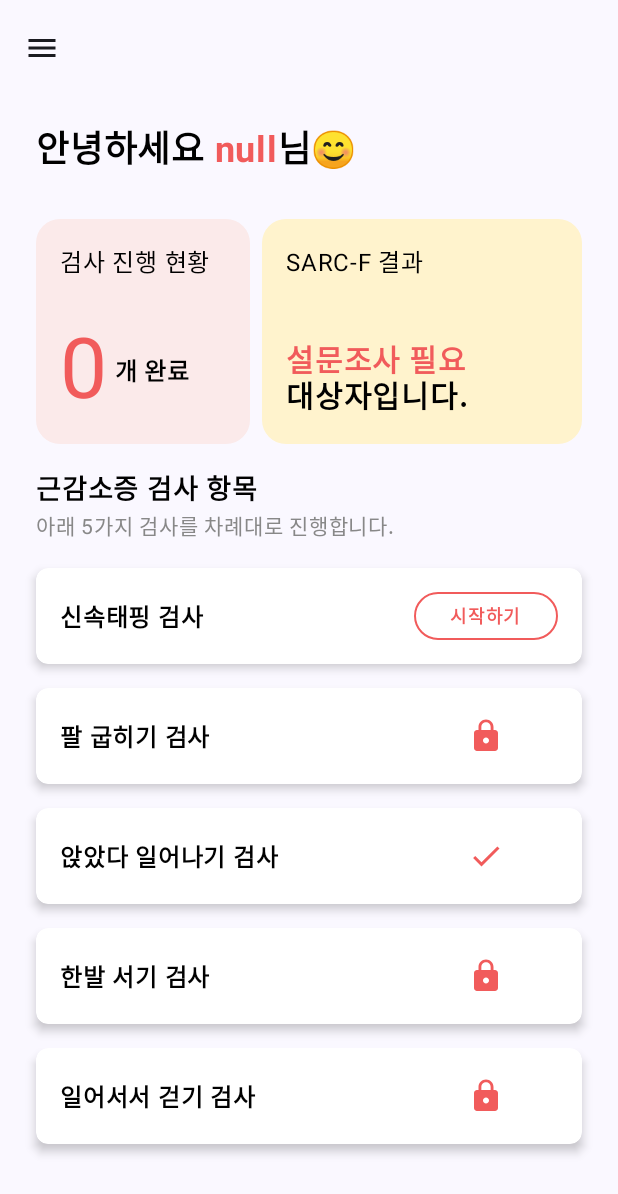
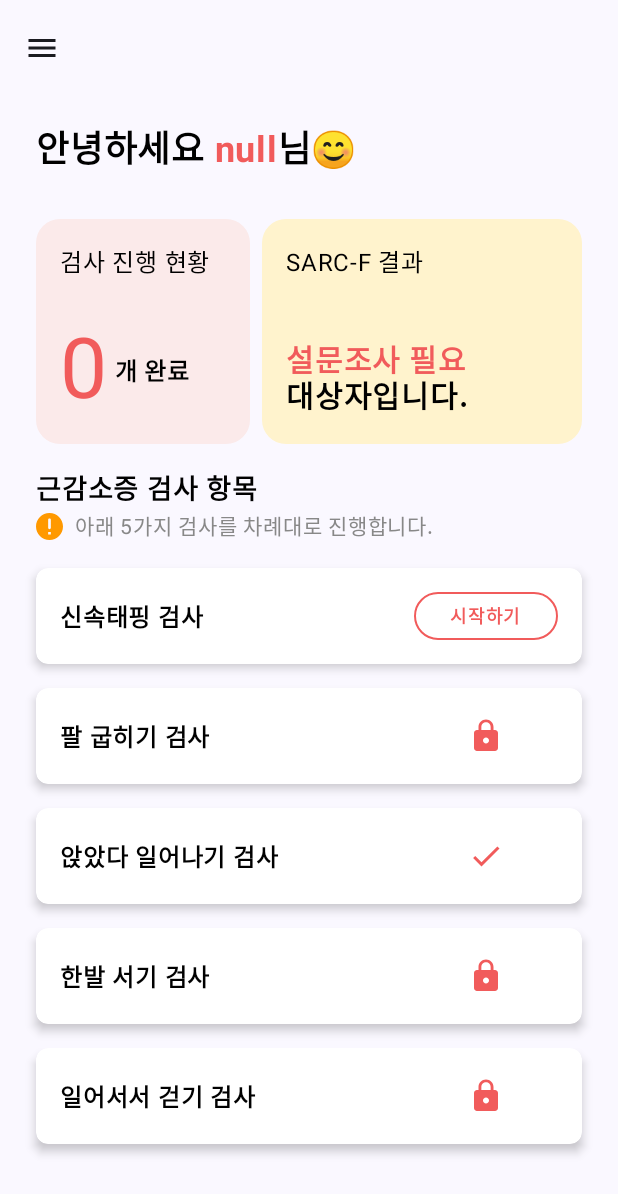
Before and after one commit to yoo-sangwon/ReboneSW, an Android app built with Jetpack Compose: the MainActivity screen opened directly, with no data from a screen before it, on a phone screen of 412 x 824 dp. Shown: the top 1194 px of the screen. Run offline under Robolectric (Android 15) with nearby library versions, the phone set to English and light mode, and no system bars; our stand-ins replace Dagger/Hilt's generated code, Timber; 1 statement that could not run was skipped.

Commit message:
Fix Screen
ScreeningTestInfoScreen
TopBar 까지 전환되는 모션 제거,
스와이프 기능 제거,
이전에 선택했던 기록이 있다면 표시됨.

OnbardingScreen
기존 페이지 이동을 HorizontalPager로 변경

MainScreen
작은 화면을 고려하여 스크롤 되도록 변경
선별검사 값이 변경되면 리컴포지션이 되도록 코드 변경

```diff
--- a/app/src/main/java/com/example/rebonesw/activity/MainActivity.kt
+++ b/app/src/main/java/com/example/rebonesw/activity/MainActivity.kt
@@ -1,5 +1,6 @@
 package com.example.rebonesw.activity
 
+import android.content.Intent
 import android.os.Bundle
 import androidx.activity.ComponentActivity
 import androidx.activity.compose.setContent
@@ -16,6 +17,8 @@ import androidx.compose.material3.Scaffold
 import androidx.compose.material3.Text
 import androidx.compose.material3.TopAppBar
 import androidx.compose.runtime.Composable
+import androidx.compose.runtime.collectAsState
+import androidx.compose.runtime.getValue
 import androidx.compose.ui.Modifier
 import com.example.rebonesw.ui.screen.main.MainScreen
 import com.example.rebonesw.ui.theme.ReboneSWTheme
@@ -33,6 +36,9 @@ class MainActivity : ComponentActivity() {
         enableEdgeToEdge()
         setContent {
             ReboneSWTheme {
+                val sumsAnswersData by vm.screeningTestAnswersDataFlow.collectAsState()
+
+
                 Scaffold(modifier = Modifier.fillMaxSize(),
                     topBar = {
                         TopAppBar(
@@ -47,7 +53,11 @@ class MainActivity : ComponentActivity() {
                     ){ innerPadding ->
                     MainScreen(
                         modifier = Modifier.padding(innerPadding),
-                        vm = vm
+                        vm = vm,
+                        sumsAnswersData = sumsAnswersData.stAnswers01 + sumsAnswersData.stAnswers02 + sumsAnswersData.stAnswers03 + sumsAnswersData.stAnswers04 + sumsAnswersData.stAnswers05,
+                        moveScreenTestInfo = {
+                            startActivity(Intent(this, ScreeningTestActivity::class.java))
+                        }
                     )
                 } //Scaffold
             } // ReboneSWTheme
--- a/app/src/main/java/com/example/rebonesw/ui/screen/main/MainScreen.kt
+++ b/app/src/main/java/com/example/rebonesw/ui/screen/main/MainScreen.kt
@@ -1,7 +1,9 @@
 package com.example.rebonesw.ui.screen.main
 
 import android.content.Context
+import android.util.Log
 import android.widget.Toast
+import androidx.compose.foundation.Image
 import androidx.compose.foundation.background
 import androidx.compose.foundation.border
 import androidx.compose.foundation.clickable
@@ -18,34 +20,42 @@ import androidx.compose.foundation.layout.heightIn
 import androidx.compose.foundation.layout.padding
 import androidx.compose.foundation.layout.width
 import androidx.compose.foundation.layout.widthIn
+import androidx.compose.foundation.lazy.LazyColumn
 import androidx.compose.foundation.shape.RoundedCornerShape
 import androidx.compose.material.icons.Icons
 import androidx.compose.material.icons.filled.Check
 import androidx.compose.material.icons.filled.Lock
 import androidx.compose.material3.Icon
 import androidx.compose.material3.Text
+import androidx.compose.material3.contentColorFor
 import androidx.compose.runtime.Composable
 import androidx.compose.ui.Alignment
 import androidx.compose.ui.Modifier
+import androidx.compose.ui.draw.DrawResult
 import androidx.compose.ui.draw.clip
 import androidx.compose.ui.draw.shadow
 import androidx.compose.ui.graphics.Color
+import androidx.compose.ui.graphics.vector.ImageVector
 import androidx.compose.ui.platform.LocalContext
+import androidx.compose.ui.res.painterResource
 import androidx.compose.ui.text.SpanStyle
 import androidx.compose.ui.text.buildAnnotatedString
 import androidx.compose.ui.text.font.FontWeight
 import androidx.compose.ui.text.withStyle
 import androidx.compose.ui.unit.dp
 import androidx.compose.ui.unit.sp
+import com.example.rebonesw.R
 import com.example.rebonesw.viewmodels.MainViewMdoel
 
 @Composable
 fun MainScreen(
     modifier: Modifier,
-    vm: MainViewMdoel
+    vm: MainViewMdoel,
+    sumsAnswersData: Int,
+    moveScreenTestInfo: () -> Unit
 ) {
-
-
+    Log.d("MainScreen", "sumsAnswersData: $sumsAnswersData")
+    // 리컴포지셔블 고려해서
     val sumsAnswersData = vm.screeningTestAnswersData?.let { data ->
         with(data) {
             stAnswers01 + stAnswers02 + stAnswers03 + stAnswers04 + stAnswers05
@@ -62,11 +72,12 @@ fun MainScreen(
     var state1 = 1
     var state2 = 2
 
-    Column(
+    LazyColumn(
         modifier = modifier
             .fillMaxSize()
             .padding(start = 24.dp, end = 24.dp)
     ) {
+        item {
             Box(
                 modifier = Modifier.fillMaxWidth()
                     .padding(top = 16.dp)
@@ -90,9 +101,11 @@ fun MainScreen(
                     color = Color.Black
                 )
             }
+        }
 
-        Spacer(modifier = Modifier.height(30.dp))
+        item { Spacer(modifier = Modifier.height(30.dp)) }
 
+        item {
             Row(
                 modifier = Modifier.fillMaxWidth()
                     .heightIn( max = 150.dp),
@@ -144,6 +157,9 @@ fun MainScreen(
                         .weight(0.6f)
                         .background(Color(0xFFFFF3CD))
                         .padding(16.dp)
+                        .clickable {
+                            moveScreenTestInfo()
+                        }
                 ) {
                     Column(
                         modifier = Modifier.fillMaxHeight(), // Column의 높이를 채움
@@ -172,9 +188,11 @@ fun MainScreen(
                     }
                 }
             } // Row
+        }
 
-        Spacer(modifier = Modifier.height(16.dp))
+        item { Spacer(modifier = Modifier.height(16.dp)) }
 
+        item {
             // 근감소증 검사 항목 텍스트
             Text(
                 text = "근감소증 검사 항목",
@@ -182,20 +200,34 @@ fun MainScreen(
                 color = Color.Black,
                 fontSize = 18.sp
             )
+            Row(
+                modifier = Modifier.fillMaxWidth(),
+                verticalAlignment = Alignment.CenterVertically
+            ) {
+                Image(
+                    modifier = Modifier.padding( end = 8.dp),
+                    painter = painterResource( id = R.drawable.group),
+                    contentDescription = "exclamation mark",
+                )
                 Text(
                     text = "아래 5가지 검사를 차례대로 진행합니다.",
                     color = Color.Gray,
                     fontSize = 14.sp
                 )
+            }
 
-        Spacer(modifier = Modifier.height(8.dp))
+        }
+        item { Spacer(modifier = Modifier.height(8.dp)) }
 
+        item {
             // 검사 항목 리스트
             TestItemBox(text = "신속태핑 검사", 0 , 0)
             TestItemBox(text = "팔 굽히기 검사",1 , state1)
             TestItemBox(text = "앉았다 일어나기 검사",2 , state2)
             TestItemBox(text = "한발 서기 검사",3 , 1)
             TestItemBox(text = "일어서서 걷기 검사",4 , 1)
+        }
+
     } //Column
 } //MainScreen
 
--- a/app/src/main/java/com/example/rebonesw/ui/screen/register/RegisterScreen.kt
+++ b/app/src/main/java/com/example/rebonesw/ui/screen/register/RegisterScreen.kt
@@ -185,7 +185,7 @@ fun RegisterScreen(
                                     userState = 0 ,
                                 )
                                 onRegister(registerData)
-                                Toast.makeText(context, "등록 완료", Toast.LENGTH_SHORT).show()
+//                                Toast.makeText(context, "등록 완료", Toast.LENGTH_SHORT).show()
                             } else {
                                 // 값이 비어있는 경우 처리 (예: 토스트 메시지)
                                  Toast.makeText(context, "모든 필드를 채워주세요.", Toast.LENGTH_SHORT).show()
--- a/app/src/main/java/com/example/rebonesw/viewmodels/MainViewMdoel.kt
+++ b/app/src/main/java/com/example/rebonesw/viewmodels/MainViewMdoel.kt
@@ -6,6 +6,8 @@ import com.example.rebonesw.data.ScreeningTestAnswersData
 import com.example.rebonesw.repository.local.RegisterInfo
 import com.example.rebonesw.repository.local.ScreeningTestAnswersInfo
 import dagger.hilt.android.lifecycle.HiltViewModel
+import kotlinx.coroutines.flow.MutableStateFlow
+import kotlinx.coroutines.flow.StateFlow
 import javax.inject.Inject
 
 @HiltViewModel
@@ -17,4 +19,15 @@ class MainViewMdoel @Inject constructor(
     val registerData get() = registerInfo.data.value
     val screeningTestAnswersData get() = screeningTestAnswersInfo.data.value
 
+    // StateFlow로 screeningTestAnswersDataFlow를 정의
+    private val _screeningTestAnswersDataFlow = MutableStateFlow(screeningTestAnswersData ?: ScreeningTestAnswersData())
+    val screeningTestAnswersDataFlow: StateFlow<ScreeningTestAnswersData> = _screeningTestAnswersDataFlow
+
+    init {
+        // 데이터 초기화 또는 변경 시 StateFlow로 업데이트
+        screeningTestAnswersInfo.data.observeForever { newData ->
+            _screeningTestAnswersDataFlow.value = newData ?: ScreeningTestAnswersData()
+        }
+    }
+
 }
--- /dev/null
+++ b/app/src/main/res/drawable/group.xml
@@ -0,0 +1,10 @@
+<vector xmlns:android="http://schemas.android.com/apk/res/android"
+    android:width="18dp"
+    android:height="18dp"
+    android:viewportWidth="18"
+    android:viewportHeight="18">
+  <path
+      android:pathData="M9,0C13.971,0 18,4.029 18,9C18,13.971 13.971,18 9,18C4.029,18 0,13.971 0,9C0,4.029 4.029,0 9,0ZM8.1,12.6H9.9V14.4H8.1V12.6ZM9,3.6C9.239,3.6 9.468,3.695 9.636,3.864C9.805,4.032 9.9,4.261 9.9,4.5V9.9C9.9,10.139 9.805,10.368 9.636,10.536C9.468,10.705 9.239,10.8 9,10.8C8.761,10.8 8.532,10.705 8.364,10.536C8.195,10.368 8.1,10.139 8.1,9.9V4.5C8.1,4.261 8.195,4.032 8.364,3.864C8.532,3.695 8.761,3.6 9,3.6Z"
+      android:fillColor="#FF9900"
+      android:fillType="evenOdd"/>
+</vector>
```
Also changed, not shown: app/src/main/java/com/example/rebonesw/activity/OnboardingActivity.kt (+0 -15 lines), app/src/main/java/com/example/rebonesw/activity/ScreeningTestActivity.kt (+4 -47 lines), app/src/main/java/com/example/rebonesw/ui/screen/onboarding/OnboardingScreen.kt (+23 -15 lines), app/src/main/java/com/example/rebonesw/ui/screen/screeningtest/ScreeningTestInfoScreen.kt (+49 -29 lines). Lines whose indentation alone changed are shown as unchanged.
